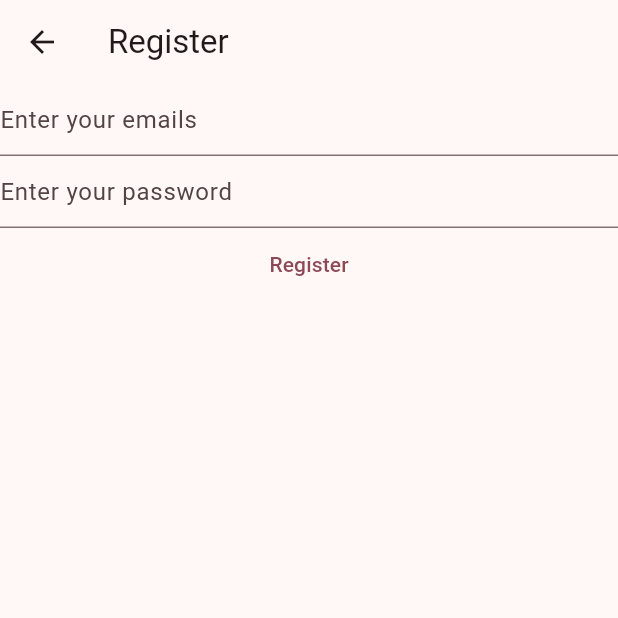
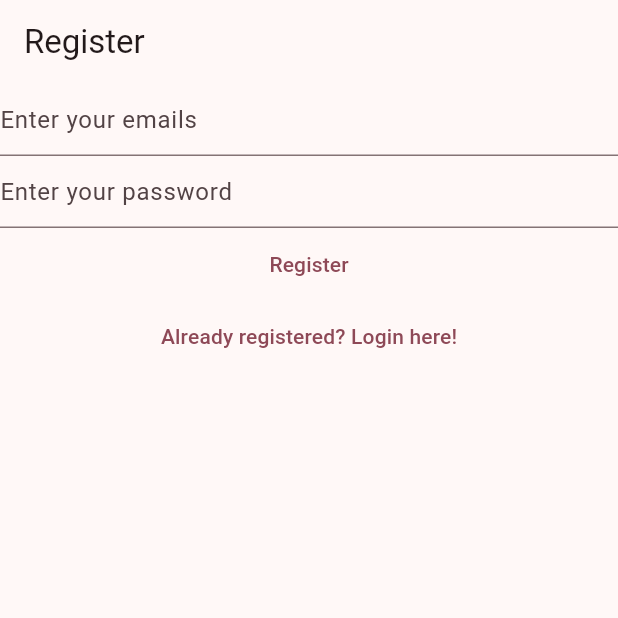
Before and after one commit to hiendinhngoc/mynotes, a Flutter app: the RegisterView screen opened directly, on a phone screen of 412 x 824 dp, the top half of it. Run offline on Flutter 3.47's test engine with Material 3 defaults, Android fonts, the phone set to English and light mode, and no system bars; our stand-ins replace firebase_auth, firebase_core; accounts and stored records are empty; generated files the repository leaves out were written again.

Commit message:
Switch login and register, verify email page

```diff
--- a/lib/views/register_view.dart
+++ b/lib/views/register_view.dart
@@ -1,7 +1,5 @@
 import 'package:firebase_auth/firebase_auth.dart';
-import 'package:firebase_core/firebase_core.dart';
 import 'package:flutter/material.dart';
-import 'package:mynotes/firebase_options.dart';
 
 class RegisterView extends StatefulWidget {
   const RegisterView({super.key});
@@ -34,28 +32,19 @@ class _RegisterViewState extends State<RegisterView> {
   Widget build(BuildContext context) {
     return Scaffold(
       appBar: AppBar(title: const Text('Register')),
-        body: FutureBuilder(
-            future: Firebase.initializeApp(
-              options: DefaultFirebaseOptions.currentPlatform,
-            ),
-            builder: (context, snapshot) {
-              switch (snapshot.connectionState) {
-                case ConnectionState.done:
-                  return Column(children: [
+      body: Column(children: [
         TextField(
             controller: _email,
             enableSuggestions: false,
             autocorrect: false,
             keyboardType: TextInputType.emailAddress,
-                        decoration: const InputDecoration(
-                            hintText: 'Enter your emails')),
+            decoration: const InputDecoration(hintText: 'Enter your emails')),
         TextField(
             controller: _password,
             obscureText: true,
             enableSuggestions: false,
             autocorrect: false,
-                        decoration: const InputDecoration(
-                            hintText: 'Enter your password')),
+            decoration: const InputDecoration(hintText: 'Enter your password')),
         TextButton(
             onPressed: () async {
               final email = _email.text;
@@ -76,11 +65,14 @@ class _RegisterViewState extends State<RegisterView> {
                 }
               }
             },
-                        child: const Text('Register'))
-                  ]);
-                default:
-                  return const Text("Loading...");
-              }
-            }));
+            child: const Text('Register')),
+        TextButton(
+            onPressed: () {
+              Navigator.of(context)
+                  .pushNamedAndRemoveUntil('/login/', (route) => false);
+            },
+            child: const Text('Already registered? Login here!'))
+      ]),
+    );
   }
 }
```
Also changed, not shown: lib/main.dart (+16 -34 lines), lib/views/login_view.dart (+13 -22 lines), lib/views/verify_email_view.dart (added, +27 -0 lines), 1 other file. Lines whose indentation alone changed are shown as unchanged.
